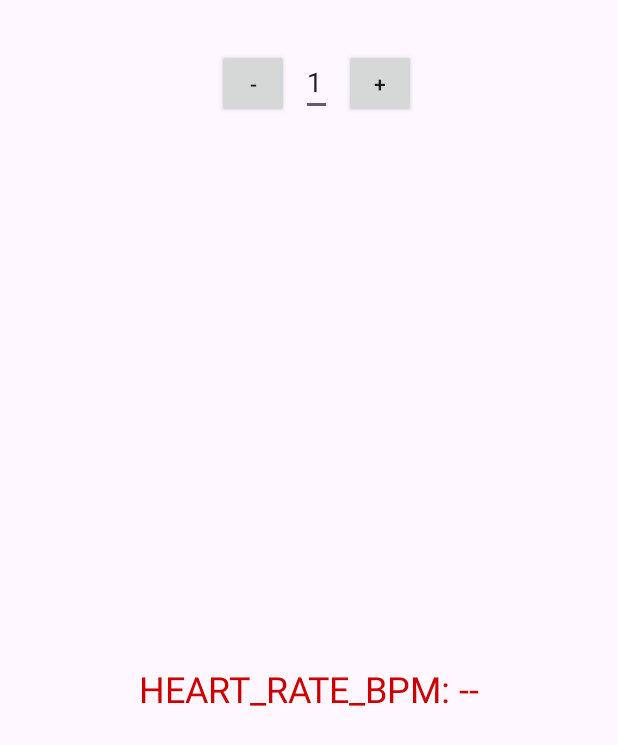
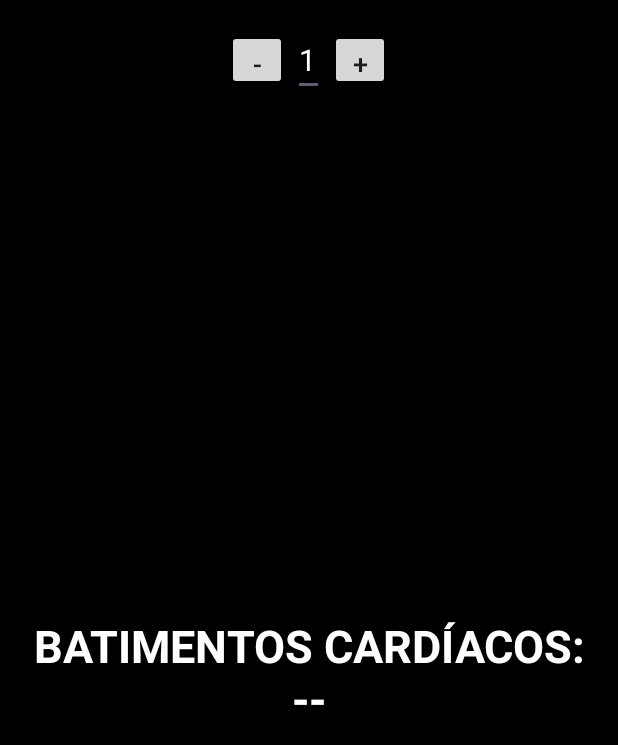
Before and after one commit to viniciusvidal2/ai-apps-5g, an Android app: the screen it shows after launch (MainActivity), on a phone screen of 412 x 824 dp. Shown: the top 745 px of the screen. Run offline under Robolectric (Android 15) with nearby library versions, the phone set to English and light mode, and no system bars; libraries missing offline, so code that uses them is left out: androidx.health.services; 4 statements that could not run were skipped.

Commit message:
Wearable APP - Samsung - v 0.0.2 - Add Battery measure, Remove variables.

```diff
--- a/wearable/APP_5G_layout/app/src/main/java/com/projetosae5g/app_5g_layout/ExerciseMetrics.kt
+++ b/wearable/APP_5G_layout/app/src/main/java/com/projetosae5g/app_5g_layout/ExerciseMetrics.kt
@@ -6,65 +6,17 @@ import androidx.health.services.client.data.DataType
 
 data class ExerciseMetrics(
     val heartRate: Double? = null,
-    val distance: Double? = null,
-    val calories: Double? = null,
-    val heartRateAverage: Double? = null,
-    val caloriesDaily: Double? = null,
-    val distanceDaily: Double? = null,
-    val declineDist: Double? = null,
-    val elevationGain: Double? = null,
-    val elevationLoss: Double? = null,
-    val flatGroundDist: Double? = null,
-    val floors: Double? = null,           // Andares
-    val floorsDaily: Double? = null,
-    val golfShotCount: Double? = null,
-    val inclineDist: Double? = null,
-    val ritmo: Double? = null,
-    val repCount: Double? = null,
-    val executingStages: Double? = null,  // ETAPAS EM EXECUÇÃO
-    val velocity: Double? = null,
-    val stages: Double? = null,           // ETAPAS
-    val stepsDaily: Double? = null,
-    val stagesPerMinute: Double? = null,  // ETAPAS_PER_MINUTO
-    val swimmingLapCount: Double? = null,
-    val swimmingStrokes: Double? = null,
-    val caloriesTotal: Double? = null,
-    val walkingSteps: Double? = null,
-    val userActivityInfo: String? = null,
-    val userActivityState: String? = null,
-    val vo2Max: Double? = null,
-    val elevationAbsolute: Double? = null,
-    // Para permissões ou variáveis não numéricas, usamos Boolean ou String
-    val activityRecognition: Boolean? = null,
-    val bodySensors: Boolean? = null,
-    val bodySensorsBackground: Boolean? = null,
-    val local: String? = null,
-    val accessFineLocation: Boolean? = null
+    val batteryLevel: Int? = null
 ) {
     fun update(latestMetrics: DataPointContainer): ExerciseMetrics {
-        // Extração dos dados conhecidos – os demais permanecem inalterados
+        // Extrai apenas os dados de batimentos cardíacos
         val heartRateData = latestMetrics.getData(DataType.HEART_RATE_BPM)
         val newHeartRate = heartRateData.lastOrNull()?.value ?: heartRate
         Log.d("ExerciseMetrics", "heartRateData: $heartRateData, newHeartRate: $newHeartRate")
 
-        val distanceData = latestMetrics.getData(DataType.DISTANCE_TOTAL)
-        val newDistance = distanceData?.total ?: distance
-        Log.d("ExerciseMetrics", "distanceData: $distanceData, newDistance: $newDistance")
-
-        val caloriesData = latestMetrics.getData(DataType.CALORIES_TOTAL)
-        val newCalories = caloriesData?.total ?: calories
-        Log.d("ExerciseMetrics", "caloriesData: $caloriesData, newCalories: $newCalories")
-
-        val heartRateStatsData = latestMetrics.getData(DataType.HEART_RATE_BPM_STATS)
-        val newHeartRateAverage = heartRateStatsData?.average ?: heartRateAverage
-        Log.d("ExerciseMetrics", "heartRateStatsData: $heartRateStatsData, newHeartRateAverage: $newHeartRateAverage")
-
         return copy(
-            heartRate = newHeartRate,
-            distance = newDistance,
-            calories = newCalories,
-            heartRateAverage = newHeartRateAverage
-            // Os demais campos permanecem inalterados
+            heartRate = newHeartRate
+            // O nível da bateria será atualizado separadamente
         )
     }
 }
--- a/wearable/APP_5G_layout/app/src/main/java/com/projetosae5g/app_5g_layout/MainActivity.kt
+++ b/wearable/APP_5G_layout/app/src/main/java/com/projetosae5g/app_5g_layout/MainActivity.kt
@@ -1,7 +1,12 @@
 package com.projetosae5g.app_5g_layout
 
 import android.Manifest
+import android.content.BroadcastReceiver
+import android.content.Context
+import android.content.Intent
+import android.content.IntentFilter
 import android.content.pm.PackageManager
+import android.os.BatteryManager
 import android.os.Build
 import android.os.Bundle
 import android.util.Log
@@ -38,49 +43,39 @@ class MainActivity : ComponentActivity() {
     private lateinit var viewPagerMetrics: ViewPager2
     private lateinit var metricPagerAdapter: MetricPagerAdapter
 
+    // BroadcastReceiver para monitorar o nível da bateria
+    private val batteryReceiver = object : BroadcastReceiver() {
+        override fun onReceive(context: Context, intent: Intent) {
+            if (intent.action == Intent.ACTION_BATTERY_CHANGED) {
+                val level = intent.getIntExtra(BatteryManager.EXTRA_LEVEL, -1)
+                val scale = intent.getIntExtra(BatteryManager.EXTRA_SCALE, -1)
+                val batteryPct = level * 100 / scale
+                exerciseMetrics = exerciseMetrics.copy(batteryLevel = batteryPct)
+                updateMetricsDisplay()
+            }
+        }
+    }
+
+    // Atualiza a exibição das métricas
+    private fun updateMetricsDisplay() {
+        val metricsList = listOf(
+            "BATIMENTOS CARDÍACOS: ${exerciseMetrics.heartRate ?: "--"} BPM",
+            "NÍVEL DA BATERIA: ${exerciseMetrics.batteryLevel ?: "--"}%"
+        )
+        runOnUiThread {
+            metricPagerAdapter.updateMetrics(metricsList)
+        }
+    }
+
     // Callback de medição
     private val heartRateCallback = object : MeasureCallback {
         override fun onDataReceived(data: DataPointContainer) {
-            // Atualiza os dados já conhecidos (apenas alguns são extraídos da API)
+            // Atualiza os dados de batimentos cardíacos
             exerciseMetrics = exerciseMetrics.update(data)
             val currentTime = System.currentTimeMillis()
             if (currentTime - lastUpdateTime >= measurementInterval * 1000) {
                 lastUpdateTime = currentTime
-                val metricsList = listOf(
-                    "HEART_RATE_BPM: ${exerciseMetrics.heartRate ?: "--"}",
-                    "CALORIAS: ${exerciseMetrics.calories ?: "--"}",
-                    "CALORIES_DAILY: ${exerciseMetrics.caloriesDaily ?: "--"}",
-                    "DISTÂNCIA_DAILY: ${exerciseMetrics.distanceDaily ?: "--"}",
-                    "DECLINE_DIST: ${exerciseMetrics.declineDist ?: "--"}",
-                    "DISTÂNCIA: ${exerciseMetrics.distance ?: "--"}",
-                    "ELEVATION_GAIN: ${exerciseMetrics.elevationGain ?: "--"}",
-                    "ELEVATION_LOSS: ${exerciseMetrics.elevationLoss ?: "--"}",
-                    "FLAT_GROUND_DIST: ${exerciseMetrics.flatGroundDist ?: "--"}",
-                    "Andares: ${exerciseMetrics.floors ?: "--"}",
-                    "FLOORS_DAILY: ${exerciseMetrics.floorsDaily ?: "--"}",
-                    "GOLF_SHOT_COUNT: ${exerciseMetrics.golfShotCount ?: "--"}",
-                    "INCLINE_DIST: ${exerciseMetrics.inclineDist ?: "--"}",
-                    "RITMO: ${exerciseMetrics.ritmo ?: "--"}",
-                    "REP_COUNT: ${exerciseMetrics.repCount ?: "--"}",
-                    "ETAPAS EM EXECUÇÃO: ${exerciseMetrics.executingStages ?: "--"}",
-                    "VELOCIDADE: ${exerciseMetrics.velocity ?: "--"}",
-                    "ETAPAS: ${exerciseMetrics.stages ?: "--"}",
-                    "STEPS_DAILY: ${exerciseMetrics.stepsDaily ?: "--"}",
-                    "ETAPAS_PER_MINUTO: ${exerciseMetrics.stagesPerMinute ?: "--"}",
-                    "SWIMMING_LAP_COUNT: ${exerciseMetrics.swimmingLapCount ?: "--"}",
-                    "SWIMMING_STROKES: ${exerciseMetrics.swimmingStrokes ?: "--"}",
-                    "CALORIES_TOTAL: ${exerciseMetrics.caloriesTotal ?: "--"}",
-                    "WALKING_STEPS: ${exerciseMetrics.walkingSteps ?: "--"}",
-                    "UserActivityInfo: ${exerciseMetrics.userActivityInfo ?: "--"}",
-                    "UserActivityState: ${exerciseMetrics.userActivityState ?: "--"}",
-                    "ACTIVITY_RECOGNITION: ${exerciseMetrics.activityRecognition ?: "--"}",
-                    "VO2_MAX: ${exerciseMetrics.vo2Max ?: "--"}",
-                    "ELEVAÇÃO ABSOLUTA: ${exerciseMetrics.elevationAbsolute ?: "--"}",
-                    "LOCAL: ${exerciseMetrics.local ?: "--"}",
-                )
-                runOnUiThread {
-                    metricPagerAdapter.updateMetrics(metricsList)
-                }
+                updateMetricsDisplay()
             }
         }
 
@@ -123,40 +118,12 @@ class MainActivity : ComponentActivity() {
             }
         }
 
-        // Inicializa ViewPager2 e adapter com valores iniciais (todos “--”)
+        // Inicializa ViewPager2 e adapter com valores iniciais
         viewPagerMetrics = findViewById(R.id.viewPagerMetrics)
         metricPagerAdapter = MetricPagerAdapter(
             listOf(
-                "HEART_RATE_BPM: --",
-                "CALORIAS: --",
-                "CALORIES_DAILY: --",
-                "DISTÂNCIA_DAILY: --",
-                "DECLINE_DIST: --",
-                "DISTÂNCIA: --",
-                "ELEVATION_GAIN: --",
-                "ELEVATION_LOSS: --",
-                "FLAT_GROUND_DIST: --",
-                "Andares: --",
-                "FLOORS_DAILY: --",
-                "GOLF_SHOT_COUNT: --",
-                "INCLINE_DIST: --",
-                "RITMO: --",
-                "REP_COUNT: --",
-                "ETAPAS EM EXECUÇÃO: --",
-                "VELOCIDADE: --",
-                "ETAPAS: --",
-                "STEPS_DAILY: --",
-                "ETAPAS_PER_MINUTO: --",
-                "SWIMMING_LAP_COUNT: --",
-                "SWIMMING_STROKES: --",
-                "CALORIES_TOTAL: --",
-                "WALKING_STEPS: --",
-                "UserActivityInfo: --",
-                "UserActivityState: --",
-                "VO2_MAX: --",
-                "ELEVAÇÃO ABSOLUTA: --",
-                "LOCAL: --",
-                "ACCESS_FINE_LOCATION: --"
+                "BATIMENTOS CARDÍACOS: --",
+                "NÍVEL DA BATERIA: --%"
             )
         )
         viewPagerMetrics.adapter = metricPagerAdapter
@@ -176,6 +143,9 @@ class MainActivity : ComponentActivity() {
                 }
             }
         }
+
+        // Registra o receptor de bateria
+        registerReceiver(batteryReceiver, IntentFilter(Intent.ACTION_BATTERY_CHANGED))
     }
 
     override fun onResume() {
@@ -184,6 +154,12 @@ class MainActivity : ComponentActivity() {
 
     override fun onPause() {
         super.onPause()
+    }
+
+    override fun onDestroy() {
+        super.onDestroy()
+        // Desregistra o receptor de bateria quando a atividade é destruída
+        unregisterReceiver(batteryReceiver)
     }
 
     private fun checkPermissions() {
--- a/wearable/APP_5G_layout/app/src/main/res/layout/activity_main.xml
+++ b/wearable/APP_5G_layout/app/src/main/res/layout/activity_main.xml
@@ -6,49 +6,52 @@
     android:id="@+id/main"
     android:layout_width="match_parent"
     android:layout_height="match_parent"
+    android:background="@android:color/black"
     tools:context=".MainActivity">
 
     <!-- Controle de tempo no topo -->
-
-    <!-- ViewPager2 para exibir as métricas em páginas verticais -->
-
     <LinearLayout
         android:id="@+id/timeControlLayout"
-        android:layout_width="178dp"
-        android:layout_height="78dp"
-        android:layout_marginTop="16dp"
+        android:layout_width="match_parent"
+        android:layout_height="wrap_content"
+        android:layout_marginTop="8dp"
         android:orientation="horizontal"
-        android:padding="16dp"
+        android:padding="8dp"
+        android:gravity="center"
         app:layout_constraintEnd_toEndOf="parent"
-        app:layout_constraintHorizontal_bias="0.551"
         app:layout_constraintStart_toStartOf="parent"
         app:layout_constraintTop_toTopOf="parent">
 
         <!-- Botão para diminuir (largura compacta) -->
         <Button
             android:id="@+id/buttonDecrease"
-            android:layout_width="48dp"
-            android:layout_height="wrap_content"
-            android:text="-" />
+            android:layout_width="40dp"
+            android:layout_height="40dp"
+            android:text="-"
+            android:textSize="18sp" />
 
         <!-- EditText para o intervalo (em segundos) -->
         <EditText
             android:id="@+id/editTextInterval"
             android:layout_width="wrap_content"
             android:layout_height="wrap_content"
-            android:layout_marginStart="8dp"
-            android:layout_marginEnd="8dp"
+            android:layout_marginStart="4dp"
+            android:layout_marginEnd="4dp"
             android:inputType="number"
-            android:text="1" />
+            android:text="1"
+            android:textColor="@android:color/white"
+            android:textSize="20sp" />
 
         <!-- Botão para aumentar (largura compacta) -->
         <Button
             android:id="@+id/buttonIncrease"
-            android:layout_width="48dp"
-            android:layout_height="wrap_content"
-            android:text="+" />
+            android:layout_width="40dp"
+            android:layout_height="40dp"
+            android:text="+"
+            android:textSize="18sp" />
     </LinearLayout>
 
+    <!-- ViewPager2 para exibir as métricas -->
     <androidx.viewpager2.widget.ViewPager2
         android:id="@+id/viewPagerMetrics"
         android:layout_width="0dp"
--- a/wearable/APP_5G_layout/app/src/main/res/layout/item_metric.xml
+++ b/wearable/APP_5G_layout/app/src/main/res/layout/item_metric.xml
@@ -2,14 +2,17 @@
 <FrameLayout
     xmlns:android="http://schemas.android.com/apk/res/android"
     android:layout_width="match_parent"
-    android:layout_height="match_parent">
+    android:layout_height="match_parent"
+    android:padding="16dp"
+    android:background="@android:color/black">
 
     <TextView
         android:id="@+id/textViewMetric"
         android:layout_width="match_parent"
         android:layout_height="match_parent"
         android:text="Metric Value"
-        android:textColor="@android:color/holo_red_dark"
-        android:textSize="24sp"
+        android:textColor="@android:color/white"
+        android:textSize="30sp"
+        android:textStyle="bold"
         android:gravity="center" />
 </FrameLayout>
```
Also changed, not shown: 1 other file.
